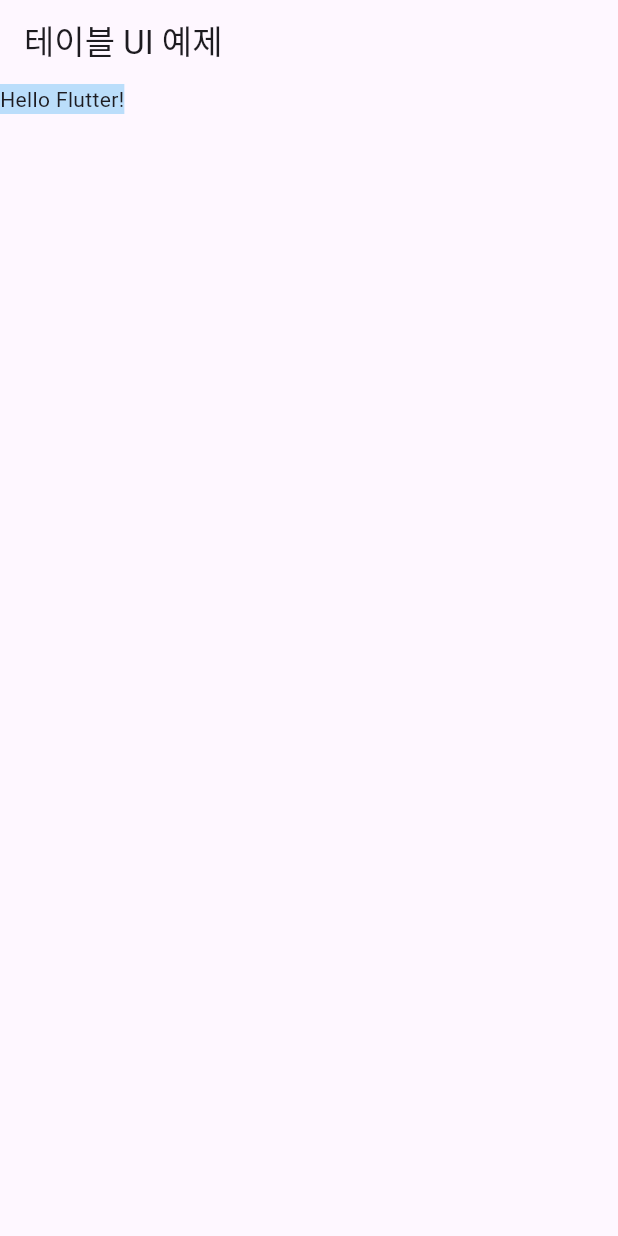
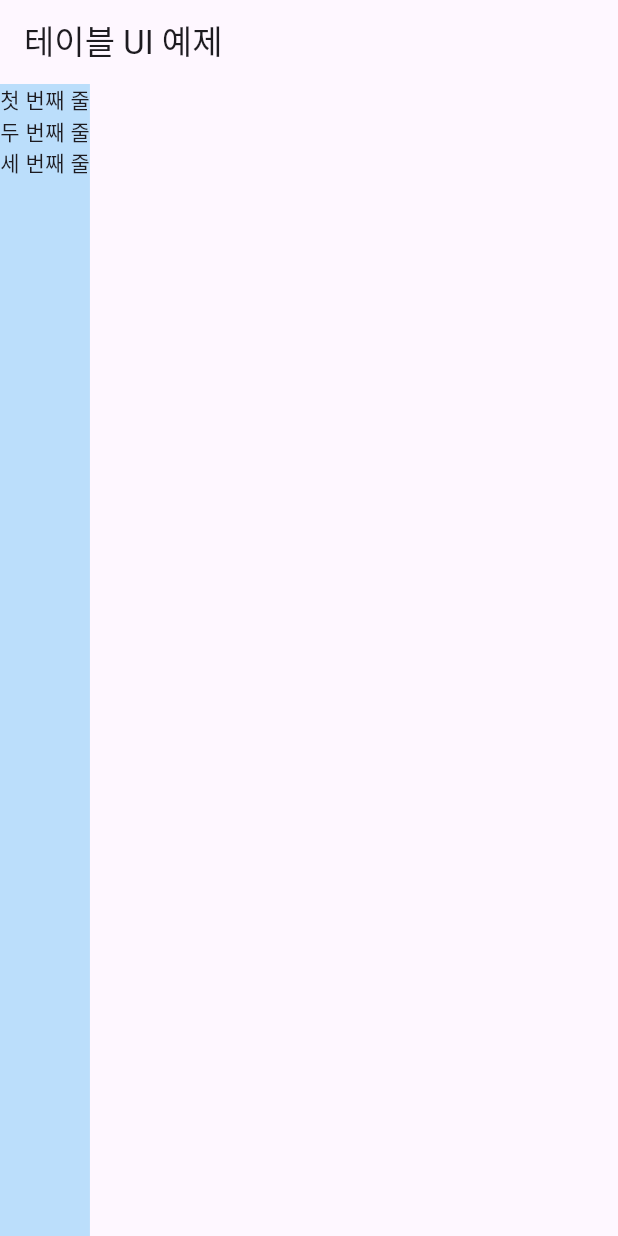
Before and after one commit to llmstudy831/flutter-study-code, a Flutter app: the screen it shows after launch, on a phone screen of 412 x 824 dp. Run offline on Flutter 3.47's test engine with Material 3 defaults, Android fonts, the phone set to English and light mode, and no system bars.

Commit message:
Update main.dart

```diff
--- a/lib/main.dart
+++ b/lib/main.dart
@@ -20,7 +20,13 @@ class MyHomePage extends StatelessWidget {
       appBar: AppBar(title: Text('테이블 UI 예제')),  // 화면 상단 제목 표시줄
       body: Container(
         color: Colors.blue[100],             // 연한 파란색 배경을 가진 Container
-        child: Text('Hello Flutter!'),       // Container 안에 간단한 텍스트 위젯
+        child: Column(
+          children: [
+            Text('첫 번째 줄'),       // 첫 번째 텍스트 위젯
+            Text('두 번째 줄'),       // 두 번째 텍스트 위젯
+            Text('세 번째 줄'),       // 세 번째 텍스트 위젯
+          ],
+        )
       ),
     );
 
```
